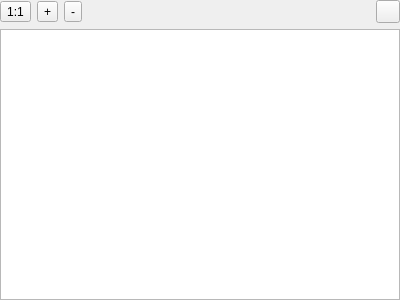
First picture: the form in ui/mydata/TextViewer.ui, repository OpenFairWind/FairWindSK, before the edit.
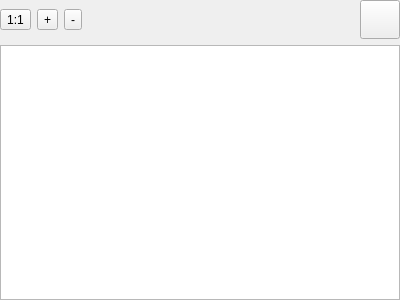
Second picture: the form after the edit. Icons and pictures are not drawn.

Commit message: Bigger icons

The edit to the form file:
```diff
--- a/ui/mydata/TextViewer.ui
+++ b/ui/mydata/TextViewer.ui
@@ -37,6 +37,12 @@
         <iconset resource="../../resources.qrc">
          <normaloff>:/resources/svg/aspect-ratio-svgrepo-com.svg</normaloff>:/resources/svg/aspect-ratio-svgrepo-com.svg</iconset>
        </property>
+       <property name="iconSize">
+        <size>
+         <width>32</width>
+         <height>32</height>
+        </size>
+       </property>
       </widget>
      </item>
      <item>
@@ -48,6 +54,12 @@
         <iconset resource="../../resources.qrc">
          <normaloff>:/resources/svg/zoom-in-svgrepo-com.svg</normaloff>:/resources/svg/zoom-in-svgrepo-com.svg</iconset>
        </property>
+       <property name="iconSize">
+        <size>
+         <width>32</width>
+         <height>32</height>
+        </size>
+       </property>
       </widget>
      </item>
      <item>
@@ -59,6 +71,12 @@
         <iconset resource="../../resources.qrc">
          <normaloff>:/resources/svg/zoom-out-svgrepo-com.svg</normaloff>:/resources/svg/zoom-out-svgrepo-com.svg</iconset>
        </property>
+       <property name="iconSize">
+        <size>
+         <width>32</width>
+         <height>32</height>
+        </size>
+       </property>
       </widget>
      </item>
      <item>
@@ -86,6 +104,12 @@
         <iconset resource="../../resources.qrc">
          <normaloff>:/resources/svg/OpenBridge/close-google.svg</normaloff>:/resources/svg/OpenBridge/close-google.svg</iconset>
        </property>
+       <property name="iconSize">
+        <size>
+         <width>32</width>
+         <height>32</height>
+        </size>
+       </property>
        <property name="checkable">
         <bool>false</bool>
        </property>
```
The commit also changes 3 other files.
